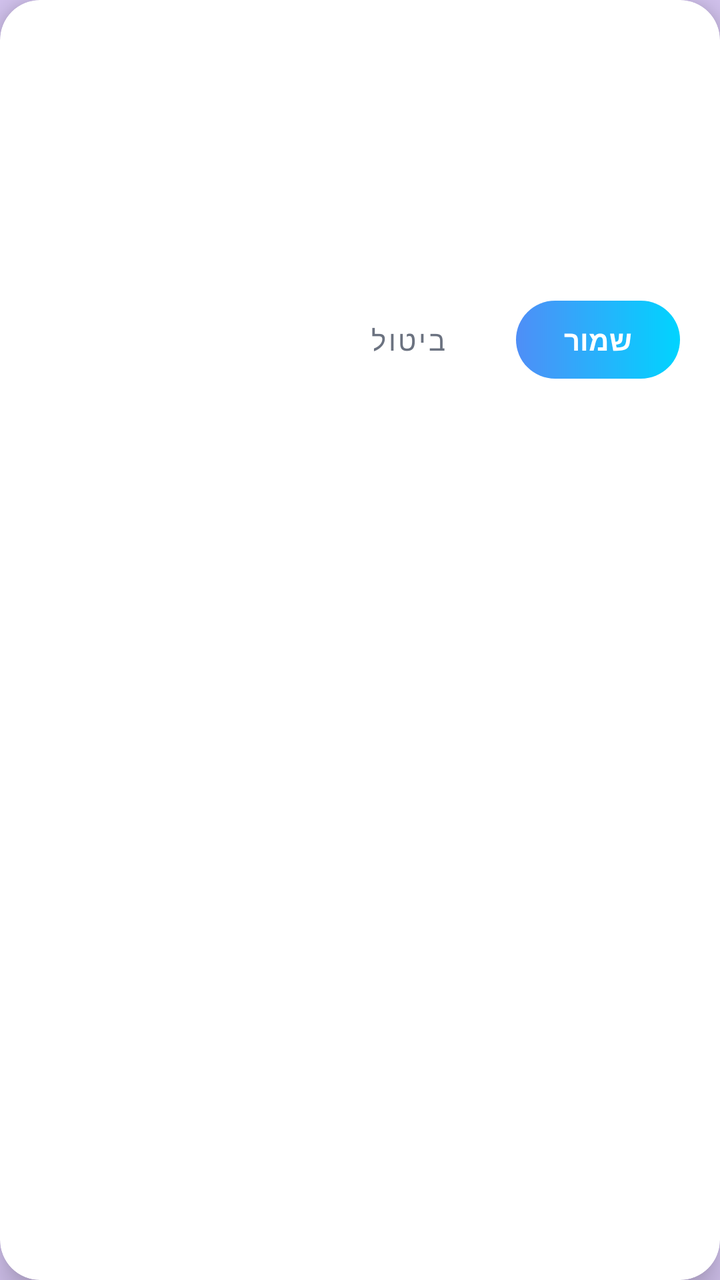
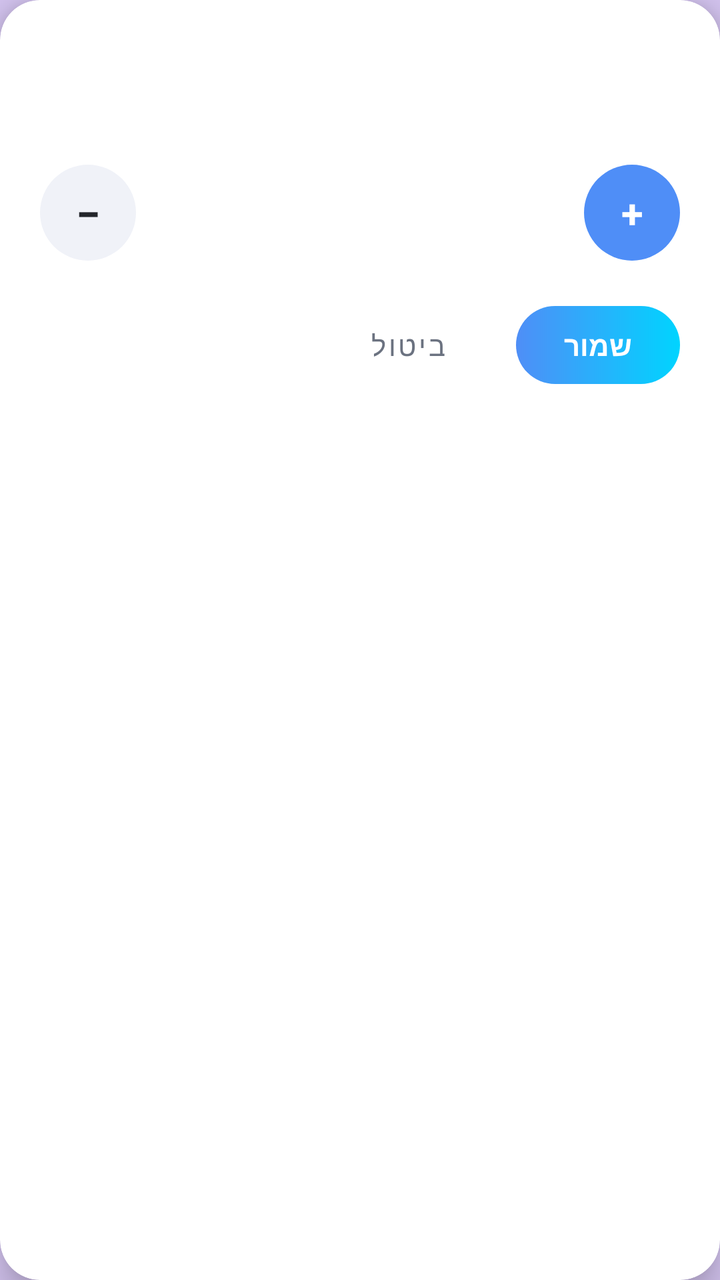

Before-and-after screenshots of an Android layout around one commit, followed by the original layout XML and the change that was made.
<!-- AndroidManifest.xml: application theme Theme.GCalSearchAdd -->
<!-- res/layout/dialog_number_input.xml -->
<?xml version="1.0" encoding="utf-8"?>
<com.google.android.material.card.MaterialCardView xmlns:android="http://schemas.android.com/apk/res/android"
    xmlns:app="http://schemas.android.com/apk/res-auto"
    android:layout_width="300dp"
    android:layout_height="wrap_content"
    app:cardCornerRadius="20dp"
    app:cardElevation="10dp"
    app:strokeWidth="0dp"
    app:cardBackgroundColor="@color/white">

    <LinearLayout
        android:layout_width="match_parent"
        android:layout_height="wrap_content"
        android:orientation="vertical"
        android:padding="20dp">

        <TextView
            android:id="@+id/tvDialogTitle"
            android:layout_width="wrap_content"
            android:layout_height="wrap_content"
            android:textSize="17sp"
            android:textStyle="bold"
            android:textColor="@color/text_primary" />

        <TextView
            android:id="@+id/tvDialogMessage"
            android:layout_width="match_parent"
            android:layout_height="wrap_content"
            android:layout_marginTop="6dp"
            android:layout_marginBottom="14dp"
            android:textSize="13sp"
            android:textColor="@color/text_secondary" />

        <EditText
            android:id="@+id/etDialogNumber"
            android:layout_width="match_parent"
            android:layout_height="wrap_content"
            android:background="@drawable/bg_rounded_field"
            android:padding="14dp"
            android:inputType="number"
            android:textColor="@color/text_primary"
            android:textColorHint="@color/text_secondary"
            android:textSize="16sp"
            android:gravity="center" />

        <LinearLayout
            android:layout_width="match_parent"
            android:layout_height="wrap_content"
            android:orientation="horizontal"
            android:gravity="center_vertical|end"
            android:layout_marginTop="16dp">

            <com.google.android.material.button.MaterialButton
                android:id="@+id/btnDialogCancel"
                style="@style/Widget.MaterialComponents.Button.TextButton"
                android:layout_width="wrap_content"
                android:layout_height="wrap_content"
                android:textColor="@color/text_secondary"
                android:text="@string/cancel" />

            <TextView
                android:id="@+id/btnDialogSave"
                android:layout_width="wrap_content"
                android:layout_height="wrap_content"
                android:layout_marginStart="10dp"
                android:background="@drawable/bg_save_gradient"
                android:clickable="true"
                android:focusable="true"
                android:foreground="?attr/selectableItemBackground"
                android:paddingStart="24dp"
                android:paddingEnd="24dp"
                android:paddingTop="10dp"
                android:paddingBottom="10dp"
                android:text="@string/save"
                android:textColor="@color/white"
                android:textStyle="bold" />

        </LinearLayout>

    </LinearLayout>
</com.google.android.material.card.MaterialCardView>
<!-- resources referenced by this layout -->
<resources>
  <color name="text_primary">#23262B</color>
  <color name="text_secondary">#6B7280</color>
  <color name="white">#FFFFFF</color>
  <!-- drawable bg_rounded_field (drawable) -->
  <?xml version="1.0" encoding="utf-8"?>
  <shape xmlns:android="http://schemas.android.com/apk/res/android" android:shape="rectangle">
      <solid android:color="@color/glass_card" />
      <corners android:radius="28dp" />
      <padding android:left="4dp" android:top="4dp" android:right="4dp" android:bottom="4dp" />
  </shape>
  <!-- drawable bg_save_gradient (drawable) -->
  <?xml version="1.0" encoding="utf-8"?>
  <shape xmlns:android="http://schemas.android.com/apk/res/android" android:shape="rectangle">
      <gradient
          android:type="linear"
          android:angle="0"
          android:startColor="@color/gradient_btn_start"
          android:endColor="@color/gradient_btn_end" />
      <corners android:radius="28dp" />
  </shape>
  <string name="cancel">ביטול</string>
  <string name="save">שמור</string>
  <style name="Theme.GCalSearchAdd" parent="Theme.MaterialComponents.DayNight.NoActionBar">
          <item name="colorPrimary">@color/accent_blue</item>
          <item name="colorPrimaryDark">@color/bg_gradient_1</item>
          <item name="colorAccent">@color/accent_blue</item>
          <item name="android:windowBackground">@color/bg_gradient_2</item>
          <item name="android:statusBarColor">@color/bg_gradient_1</item>
          <item name="android:navigationBarColor">@color/white</item>
          <item name="android:windowLightStatusBar">true</item>
          <item name="android:windowLightNavigationBar">true</item>
      </style>
  <color name="glass_card">#E8FFFFFF</color>
  <color name="gradient_btn_start">#4F8EF7</color>
  <color name="gradient_btn_end">#00D4FF</color>
  <color name="accent_blue">#4F8EF7</color>
  <color name="bg_gradient_1">#BBD3F7</color>
  <color name="bg_gradient_2">#D6C6F2</color>
</resources>

<!-- the commit's change to res/layout/dialog_number_input.xml (unified diff, before → after) -->
@@ -31,17 +31,58 @@
             android:textSize="13sp"
             android:textColor="@color/text_secondary" />
 
-        <EditText
-            android:id="@+id/etDialogNumber"
+        <LinearLayout
             android:layout_width="match_parent"
             android:layout_height="wrap_content"
-            android:background="@drawable/bg_rounded_field"
-            android:padding="14dp"
-            android:inputType="number"
-            android:textColor="@color/text_primary"
-            android:textColorHint="@color/text_secondary"
-            android:textSize="16sp"
-            android:gravity="center" />
+            android:orientation="horizontal"
+            android:gravity="center_vertical">
+
+            <TextView
+                android:id="@+id/btnStepDown"
+                android:layout_width="48dp"
+                android:layout_height="48dp"
+                android:background="@drawable/bg_widget_circle"
+                android:backgroundTint="@color/surface_alt"
+                android:clickable="true"
+                android:focusable="true"
+                android:foreground="?attr/selectableItemBackground"
+                android:gravity="center"
+                android:text="−"
+                android:textColor="@color/text_primary"
+                android:textSize="22sp"
+                android:textStyle="bold" />
+
+            <EditText
+                android:id="@+id/etDialogNumber"
+                android:layout_width="0dp"
+                android:layout_height="wrap_content"
+                android:layout_weight="1"
+                android:layout_marginStart="10dp"
+                android:layout_marginEnd="10dp"
+                android:background="@drawable/bg_rounded_field"
+                android:padding="14dp"
+                android:inputType="number"
+                android:textColor="@color/text_primary"
+                android:textColorHint="@color/text_secondary"
+                android:textSize="18sp"
+                android:textStyle="bold"
+                android:gravity="center" />
+
+            <TextView
+                android:id="@+id/btnStepUp"
+                android:layout_width="48dp"
+                android:layout_height="48dp"
+                android:background="@drawable/bg_widget_circle"
+                android:clickable="true"
+                android:focusable="true"
+                android:foreground="?attr/selectableItemBackground"
+                android:gravity="center"
+                android:text="+"
+                android:textColor="@color/white"
+                android:textSize="20sp"
+                android:textStyle="bold" />
+
+        </LinearLayout>
 
         <LinearLayout
             android:layout_width="match_parent"
<!-- resource entries referenced after the edit -->
@@ -1,5 +1,6 @@
 <!-- resources referenced by this layout -->
 <resources>
+  <color name="surface_alt">#F0F2F8</color>
   <color name="text_primary">#23262B</color>
   <color name="text_secondary">#6B7280</color>
   <color name="white">#FFFFFF</color>
@@ -19,6 +20,11 @@
           android:startColor="@color/gradient_btn_start"
           android:endColor="@color/gradient_btn_end" />
       <corners android:radius="28dp" />
+  </shape>
+  <!-- drawable bg_widget_circle (drawable) -->
+  <?xml version="1.0" encoding="utf-8"?>
+  <shape xmlns:android="http://schemas.android.com/apk/res/android" android:shape="oval">
+      <solid android:color="#4F8EF7" />
   </shape>
   <string name="cancel">ביטול</string>
   <string name="save">שמור</string>
